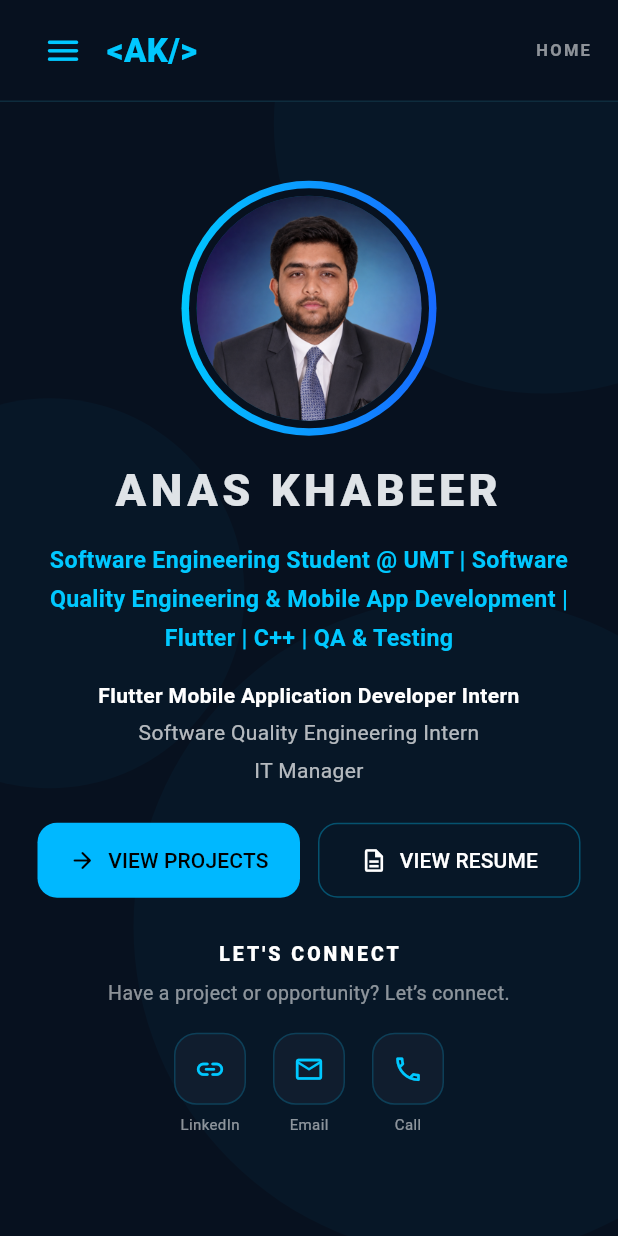
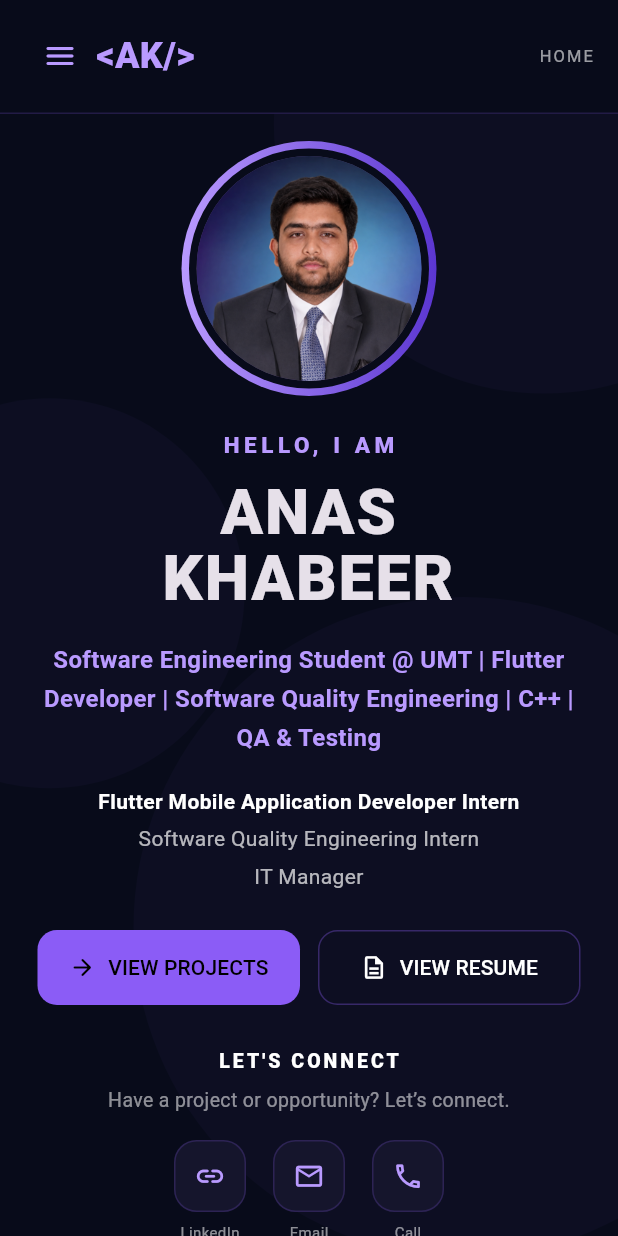
Before and after one commit to anaskhabeerr/anas-khabeer-portfolio, a Flutter app: the screen it shows after launch, on a phone screen of 412 x 824 dp. Run offline on Flutter 3.47's test engine with Material 3 defaults, Android fonts, the phone set to English and light mode, and no system bars; missing offline and left inert: syncfusion_flutter_pdfviewer; Roboto replaces fonts that are missing (Arial).

Commit message:
Update portfolio design and fix resume for web

```diff
--- a/lib/main.dart
+++ b/lib/main.dart
@@ -1,3 +1,4 @@
+import 'package:flutter/foundation.dart';
 import 'package:flutter/material.dart';
 import 'package:url_launcher/url_launcher.dart';
 import 'package:syncfusion_flutter_pdfviewer/pdfviewer.dart';
@@ -21,9 +22,9 @@ class AnasPortfolioApp extends StatelessWidget {
       theme: ThemeData(
         brightness: Brightness.dark,
         useMaterial3: true,
-        scaffoldBackgroundColor: const Color(0xFF07111F),
+        scaffoldBackgroundColor: const Color(0xFF080B1A),
         colorScheme: ColorScheme.fromSeed(
-          seedColor: const Color(0xFF00B8FF),
+          seedColor: const Color(0xFF8B5CF6),
           brightness: Brightness.dark,
         ),
         fontFamily: 'Arial',
@@ -191,56 +192,55 @@ class _PortfolioShellState extends State<PortfolioShell>
   // ==========================================================
 
   Widget _buildTopBar() {
-    return Container(
-      height: 68,
-      padding: const EdgeInsets.symmetric(horizontal: 18),
-      decoration: BoxDecoration(
-        color: const Color(0xFF07111F).withValues(alpha: 0.94),
-        border: const Border(
-          bottom: BorderSide(
-            color: Color(0x2239D9FF),
-          ),
-        ),
-      ),
-      child: Row(
-        children: [
-          Builder(
-            builder: (context) {
-              return IconButton(
-                tooltip: 'Menu',
-                onPressed: () {
-                  Scaffold.of(context).openDrawer();
-                },
-                icon: const Icon(
-                  Icons.menu_rounded,
-                  size: 27,
-                  color: Color(0xFF00C8FF),
-                ),
-              );
-            },
-          ),
-          const SizedBox(width: 5),
-          const Text(
-            '<AK/>',
-            style: TextStyle(
-              color: Color(0xFF00C8FF),
-              fontSize: 22,
-              fontWeight: FontWeight.w900,
-            ),
-          ),
-          const Spacer(),
-          Text(
-            _navItems[_selectedIndex].toUpperCase(),
-            style: const TextStyle(
-              color: Colors.white54,
-              fontSize: 11,
-              fontWeight: FontWeight.w600,
-              letterSpacing: 1.5,
-            ),
-          ),
-        ],
-      ),
-    );
+    return LayoutBuilder(builder: (context, constraints) {
+      final desktop = constraints.maxWidth >= 1050;
+      return Container(
+        height: 76,
+        padding: EdgeInsets.symmetric(horizontal: desktop ? 38 : 16),
+        decoration: BoxDecoration(
+          color: const Color(0xFF080B1A).withValues(alpha: 0.95),
+          border: const Border(bottom: BorderSide(color: Color(0x338B5CF6))),
+        ),
+        child: Row(children: [
+          if (!desktop)
+            Builder(builder: (context) => IconButton(
+              tooltip: 'Menu',
+              onPressed: () => Scaffold.of(context).openDrawer(),
+              icon: const Icon(Icons.menu_rounded, color: Color(0xFFB99AFF)),
+            )),
+          const Text('<AK/>', style: TextStyle(
+            color: Color(0xFFB99AFF), fontSize: 24, fontWeight: FontWeight.w900,
+          )),
+          if (desktop) ...[
+            const SizedBox(width: 34),
+            Expanded(child: Row(mainAxisAlignment: MainAxisAlignment.end,
+              children: List.generate(_navItems.length, (index) {
+                final selected = index == _selectedIndex;
+                return Flexible(child: Padding(
+                  padding: const EdgeInsets.symmetric(horizontal: 2),
+                  child: TextButton(
+                    onPressed: () => _openPage(index),
+                    style: TextButton.styleFrom(
+                      foregroundColor: selected ? const Color(0xFFB99AFF) : Colors.white70,
+                      padding: const EdgeInsets.symmetric(horizontal: 9, vertical: 12),
+                    ),
+                    child: FittedBox(fit: BoxFit.scaleDown,
+                      child: Text(_navItems[index], style: TextStyle(
+                        fontSize: 13, fontWeight: selected ? FontWeight.w800 : FontWeight.w500,
+                      )),
+                    ),
+                  ),
+                ));
+              }),
+            )),
+          ] else ...[
+            const Spacer(),
+            Text(_navItems[_selectedIndex].toUpperCase(),
+                style: const TextStyle(color: Colors.white60, letterSpacing: 1.4, fontSize: 11)),
+          ],
+        ]),
+      );
+    });
   }
 
   // ==========================================================
@@ -249,7 +249,7 @@ class _PortfolioShellState extends State<PortfolioShell>
 
   Widget _buildDrawer() {
     return Drawer(
-      backgroundColor: const Color(0xFF0A1728),
+      backgroundColor: const Color(0xFF111126),
       child: SafeArea(
         child: Column(
           children: [
@@ -263,13 +263,13 @@ class _PortfolioShellState extends State<PortfolioShell>
                 shape: BoxShape.circle,
                 gradient: LinearGradient(
                   colors: [
-                    Color(0xFF00C8FF),
-                    Color(0xFF1769FF),
+                    Color(0xFFB99AFF),
+                    Color(0xFF5B36D1),
                   ],
                 ),
               ),
               child: const CircleAvatar(
-                backgroundColor: Color(0xFF07111F),
+                backgroundColor: Color(0xFF080B1A),
                 backgroundImage: AssetImage(
                   'assets/profile.png',
                 ),
@@ -323,14 +323,14 @@ class _PortfolioShellState extends State<PortfolioShell>
                       leading: Icon(
                         _navIcons[index],
                         color: selected
-                            ? const Color(0xFF00C8FF)
+                            ? const Color(0xFFB99AFF)
                             : Colors.white54,
                       ),
                       title: Text(
                         _navItems[index],
                         style: TextStyle(
                           color: selected
-                              ? const Color(0xFF00C8FF)
+                              ? const Color(0xFFB99AFF)
                               : Colors.white,
                           fontWeight: selected
                               ? FontWeight.w700
@@ -341,12 +341,12 @@ class _PortfolioShellState extends State<PortfolioShell>
                           ? const Icon(
                         Icons.arrow_forward_ios_rounded,
                         size: 13,
-                        color: Color(0xFF00C8FF),
+                        color: Color(0xFFB99AFF),
                       )
                           : null,
                       selected: selected,
                       selectedTileColor:
-                      const Color(0xFF00C8FF).withValues(alpha: 0.08),
+                      const Color(0xFFB99AFF).withValues(alpha: 0.08),
                       onTap: () => _selectPage(index),
                     ),
                   );
@@ -472,13 +472,14 @@ class _HomePageState extends State<HomePage>
       context,
       MaterialPageRoute(
         builder: (context) => Scaffold(
-          backgroundColor: const Color(0xFF07111F),
+          backgroundColor: const Color(0xFF080B1A),
           appBar: AppBar(
             title: const Text('My Projects'),
-            backgroundColor: const Color(0xFF07111F),
+            backgroundColor: const Color(0xFF080B1A),
             foregroundColor: Colors.white,
             elevation: 0,
           ),
+
           body: const ProjectsPage(),
         ),
       ),
@@ -511,50 +512,17 @@ class _HomePageState extends State<HomePage>
                     child: Column(
                       mainAxisAlignment: MainAxisAlignment.center,
                       children: [
-                        _buildProfileImage(isWide),
-
-                        const SizedBox(height: 20),
-
-                        const Text(
-                          'ANAS KHABEER',
-                          textAlign: TextAlign.center,
-                          style: TextStyle(
-                            fontSize: 30,
-                            fontWeight: FontWeight.w900,
-                            letterSpacing: 3,
-                            height: 1.1,
-                          ),
-                        ),
-
-                        const SizedBox(height: 17),
-
-                        // EXACT LINKEDIN HEADLINE
-                        ConstrainedBox(
-                          constraints: const BoxConstraints(
-                            maxWidth: 680,
-                          ),
-                          child: const Text(
-                            'Software Engineering Student @ UMT | '
-                                'Software Quality Engineering & Mobile App Development | '
-                                'Flutter | C++ | QA & Testing',
-                            textAlign: TextAlign.center,
-                            style: TextStyle(
-                              color: Color(0xFF00C8FF),
-                              fontSize: 15.5,
-                              height: 1.65,
-                              fontWeight: FontWeight.w600,
-                              letterSpacing: 0.2,
-                            ),
-                          ),
-                        ),
-
-                        const SizedBox(height: 15),
-
-                        _buildRoles(),
-
-                        const SizedBox(height: 25),
-
-                        _buildMainButtons(isWide),
+                        if (isWide)
+                          Row(crossAxisAlignment: CrossAxisAlignment.center, children: [
+                            Expanded(flex: 6, child: _heroIntroduction(false)),
+                            const SizedBox(width: 44),
+                            Expanded(flex: 4, child: _buildProfileImage(true)),
+                          ])
+                        else ...[
+                          _buildProfileImage(false),
+                          const SizedBox(height: 22),
+                          _heroIntroduction(true),
+                        ],
 
                         const SizedBox(height: 28),
 
@@ -617,8 +585,33 @@ class _HomePageState extends State<HomePage>
     );
   }
 
+  Widget _heroIntroduction(bool centered) {
+    return Column(
+      crossAxisAlignment: centered ? CrossAxisAlignment.center : CrossAxisAlignment.start,
+      children: [
+        const Text('HELLO, I AM', style: TextStyle(
+          color: Color(0xFFB99AFF), fontSize: 15, fontWeight: FontWeight.w800,
+          letterSpacing: 3,
+        )),
+        const SizedBox(height: 13),
+        Text('ANAS\nKHABEER', textAlign: centered ? TextAlign.center : TextAlign.left,
+            style: TextStyle(fontSize: centered ? 42 : 64, height: 1.05,
+                fontWeight: FontWeight.w900, letterSpacing: 1.2)),
+        const SizedBox(height: 18),
+        Text('Software Engineering Student @ UMT | Flutter Developer | Software Quality Engineering | C++ | QA & Testing',
+            textAlign: centered ? TextAlign.center : TextAlign.left,
+            style: const TextStyle(color: Color(0xFFB99AFF), fontSize: 16, height: 1.65,
+                fontWeight: FontWeight.w600)),
+        const SizedBox(height: 20),
+        _buildRoles(),
+        const SizedBox(height: 26),
+        _buildMainButtons(!centered),
+      ],
+    );
+  }
+
   Widget _buildProfileImage(bool isWide) {
-    final size = isWide ? 205.0 : 170.0;
+    final size = isWide ? 295.0 : 170.0;
 
     return TweenAnimationBuilder<double>(
       tween: Tween(
@@ -641,8 +634,8 @@ class _HomePageState extends State<HomePage>
           shape: BoxShape.circle,
           gradient: LinearGradient(
             colors: [
-              Color(0xFF00C8FF),
-              Color(0xFF1769FF),
+              Color(0xFFB99AFF),
+              Color(0xFF5B36D1),
             ],
           ),
         ),
@@ -650,7 +643,7 @@ class _HomePageState extends State<HomePage>
           padding: const EdgeInsets.all(5),
           decoration: const BoxDecoration(
             shape: BoxShape.circle,
-            color: Color(0xFF07111F),
+            color: Color(0xFF080B1A),
           ),
           child: const CircleAvatar(
             backgroundImage: AssetImage(
@@ -712,7 +705,7 @@ class _HomePageState extends State<HomePage>
             ),
             label: const Text('VIEW PROJECTS'),
             style: ElevatedButton.styleFrom(
-              backgroundColor: const Color(0xFF00B8FF),
+              backgroundColor: const Color(0xFF8B5CF6),
               foregroundColor: Colors.black,
               elevation: 0,
               padding: const EdgeInsets.symmetric(
@@ -736,7 +729,7 @@ class _HomePageState extends State<HomePage>
             style: OutlinedButton.styleFrom(
               foregroundColor: Colors.white,
               side: const BorderSide(
-                color: Color(0x5500C8FF),
+                color: Color(0x558B5CF6),
               ),
               padding: const EdgeInsets.symmetric(
                 vertical: 15,
@@ -765,15 +758,15 @@ class _HomePageState extends State<HomePage>
             width: 48,
             height: 48,
             decoration: BoxDecoration(
-              color: const Color(0xFF101D2E),
+              color: const Color(0xFF15152C),
               borderRadius: BorderRadius.circular(15),
               border: Border.all(
-                color: const Color(0x3300C8FF),
+                color: const Color(0x338B5CF6),
               ),
             ),
             child: Icon(
               icon,
-              color: const Color(0xFF00C8FF),
+              color: const Color(0xFFB99AFF),
               size: 21,
             ),
           ),
@@ -814,7 +807,7 @@ class AboutPage extends StatelessWidget {
               children: const [
                 Icon(
                   Icons.person_outline_rounded,
-                  color: Color(0xFF00C8FF),
+                  color: Color(0xFFB99AFF),
                   size: 38,
                 ),
                 SizedBox(height: 18),
@@ -1215,20 +1208,50 @@ class CertificationsPage extends StatelessWidget {
 // RESUME PAGE
 // ============================================================
 
+
 class ResumePage extends StatelessWidget {
   const ResumePage({super.key});
 
+  Future<void> _openResumeInBrowser() async {
+    final uri = Uri.base.resolve('assets/assets/resume.pdf');
+
+    if (!await launchUrl(
+      uri,
+      mode: LaunchMode.externalApplication,
+      webOnlyWindowName: '_blank',
+    )) {
+      debugPrint('Could not open resume: $uri');
+    }
+  }
+
   @override
   Widget build(BuildContext context) {
-    return  Scaffold(
-      backgroundColor: Color(0xFF07111F),
-      body: SfPdfViewer.asset(
-        'assets/resume.pdf',
-      ),
-    );
-  }
-}
-
+    if (kIsWeb) {
+      return Scaffold(
+        backgroundColor: const Color(0xFF080B1A),
+        appBar: AppBar(
+          title: const Text('My Resume'),
+          backgroundColor: const Color(0xFF15152C),
+        ),
+        body: Center(
+          child: ElevatedButton.icon(
+            onPressed: _openResumeInBrowser,
+            icon: const Icon(Icons.open_in_new),
+            label: const Text('Open Resume PDF'),
+          ),
+        ),
+      );
+    }
+
+    return Scaffold(
+      backgroundColor: const Color(0xFF080B1A),
+      appBar: AppBar(
+        title: const Text('My Resume'),
+      ),
+      body: SfPdfViewer.asset('assets/resume.pdf'),
+    );
+  }
+}
 // ============================================================
 // CONTACT PAGE
 // ============================================================
@@ -1291,7 +1314,7 @@ class ContactPage extends StatelessWidget {
                 const Icon(
                   Icons.connect_without_contact_rounded,
                   size: 52,
-                  color: Color(0xFF00C8FF),
+                  color: Color(0xFFB99AFF),
                 ),
                 const SizedBox(height: 18),
                 const Text(
@@ -1356,7 +1379,7 @@ class ContactPage extends StatelessWidget {
         icon: Icon(icon, size: 18),
         label: Text(text),
         style: ElevatedButton.styleFrom(
-          backgroundColor: const Color(0xFF00B8FF),
+          backgroundColor: const Color(0xFF8B5CF6),
           foregroundColor: Colors.black,
           elevation: 0,
           padding: const EdgeInsets.symmetric(
@@ -1377,7 +1400,7 @@ class ContactPage extends StatelessWidget {
       style: OutlinedButton.styleFrom(
         foregroundColor: Colors.white,
         side: const BorderSide(
-          color: Color(0x4400C8FF),
+          color: Color(0x448B5CF6),
         ),
         padding: const EdgeInsets.symmetric(
           horizontal: 20,
@@ -1476,12 +1499,12 @@ class InfoRow extends StatelessWidget {
           Container(
             padding: const EdgeInsets.all(10),
             decoration: BoxDecoration(
-              color: const Color(0xFF00C8FF).withValues(alpha: 0.08),
+              color: const Color(0xFFB99AFF).withValues(alpha: 0.08),
               borderRadius: BorderRadius.circular(12),
             ),
             child: Icon(
               icon,
-              color: const Color(0xFF00C8FF),
+              color: const Color(0xFFB99AFF),
               size: 21,
             ),
           ),
@@ -1549,8 +1572,8 @@ class ExperienceCard extends StatelessWidget {
               decoration: BoxDecoration(
                 gradient: const LinearGradient(
                   colors: [
-                    Color(0xFF00B8FF),
-                    Color(0xFF1769FF),
+                    Color(0xFF8B5CF6),
+                    Color(0xFF5B36D1),
                   ],
                 ),
                 borderRadius: BorderRadius.circular(15),
@@ -1577,7 +1600,7 @@ class ExperienceCard extends StatelessWidget {
                   Text(
                     company,
                     style: const TextStyle(
-                      color: Color(0xFF00C8FF),
+                      color: Color(0xFFB99AFF),
                       fontWeight: FontWeight.w600,
                     ),
                   ),
@@ -1660,8 +1683,8 @@ class ProjectCard extends StatelessWidget {
                   decoration: BoxDecoration(
                     gradient: const LinearGradient(
                       colors: [
-                        Color(0xFF00B8FF),
-                        Color(0xFF1769FF),
+                        Color(0xFF8B5CF6),
+                        Color(0xFF5B36D1),
                       ],
                     ),
                     borderRadius: BorderRadius.circular(15),
@@ -1682,7 +1705,7 @@ class ProjectCard extends StatelessWidget {
             Text(
               project.subtitle.toUpperCase(),
               style: const TextStyle(
-                color: Color(0xFF00C8FF),
+                color: Color(0xFFB99AFF),
                 fontSize: 10,
                 fontWeight: FontWeight.bold,
                 letterSpacing: 1,
@@ -1725,9 +1748,9 @@ class ProjectCard extends StatelessWidget {
               ),
               label: const Text('View Details'),
               style: OutlinedButton.styleFrom(
-                foregroundColor: const Color(0xFF00C8FF),
+                foregroundColor: const Color(0xFFB99AFF),
                 side: const BorderSide(
-                  color: Color(0x6600C8FF),
+                  color: Color(0x668B5CF6),
                 ),
               ),
             ),
@@ -1746,7 +1769,7 @@ void _showProjectDialog(
     context: context,
     builder: (context) {
       return AlertDialog(
-        backgroundColor: const Color(0xFF101D2E),
+        backgroundColor: const Color(0xFF15152C),
         title: Text(project.title),
         content: SingleChildScrollView(
           child: Column(
@@ -1828,7 +1851,7 @@ class SkillCard extends StatelessWidget {
               Text(
                 '${(value * 100).round()}%',
                 style: const TextStyle(
-                  color: Color(0xFF00C8FF),
+                  color: Color(0xFFB99AFF),
                   fontWeight: FontWeight.bold,
                 ),
               ),
@@ -1851,7 +1874,7 @@ class SkillCard extends StatelessWidget {
                   backgroundColor: Colors.white10,
                   valueColor:
                   const AlwaysStoppedAnimation<Color>(
-                    Color(0xFF00B8FF),
+                    Color(0xFF8B5CF6),
                   ),
                 ),
               );
@@ -1890,12 +1913,12 @@ class EducationCard extends StatelessWidget {
             Container(
               padding: const EdgeInsets.all(15),
               decoration: BoxDecoration(
-                color: const Color(0xFF00C8FF).withValues(alpha: 0.08),
+                color: const Color(0xFFB99AFF).withValues(alpha: 0.08),
                 borderRadius: BorderRadius.circular(15),
               ),
               child: Icon(
                 icon,
-                color: const Color(0xFF00C8FF),
+                color: const Color(0xFFB99AFF),
                 size: 28,
               ),
             ),
@@ -1915,7 +1938,7 @@ class EducationCard extends StatelessWidget {
                   Text(
                     institute,
                     style: const TextStyle(
-                      color: Color(0xFF00C8FF),
+                      color: Color(0xFFB99AFF),
                       height: 1.4,
                     ),
                   ),
@@ -1965,12 +1988,12 @@ class CertificationCard extends StatelessWidget {
             Container(
               padding: const EdgeInsets.all(14),
               decoration: BoxDecoration(
-                color: const Color(0xFF00C8FF).withValues(alpha: 0.08),
+                color: const Color(0xFFB99AFF).withValues(alpha: 0.08),
                 borderRadius: BorderRadius.circular(14),
               ),
               child: Icon(
                 icon,
-                color: const Color(0xFF00C8FF),
+                color: const Color(0xFFB99AFF),
                 size: 27,
               ),
             ),
@@ -1990,7 +2013,7 @@ class CertificationCard extends StatelessWidget {
                   Text(
                     organization,
                     style: const TextStyle(
-                      color: Color(0xFF00C8FF),
+                      color: Color(0xFFB99AFF),
                     ),
                   ),
                   const SizedBox(height: 5),
@@ -2069,10 +2092,10 @@ Widget _glassCard({
     width: double.infinity,
     padding: padding,
     decoration: BoxDecoration(
-      color: const Color(0xFF101D2E).withValues(alpha: 0.82),
+      color: const Color(0xFF15152C).withValues(alpha: 0.82),
       borderRadius: BorderRadius.circular(22),
       border: Border.all(
-        color: const Color(0x2200C8FF),
+        color: const Color(0x228B5CF6),
       ),
       boxShadow: [
         BoxShadow(
@@ -2132,7 +2155,7 @@ class BackgroundPainter extends CustomPainter {
   @override
   void paint(Canvas canvas, Size size) {
     final paint = Paint()
-      ..color = const Color(0xFF00B8FF).withValues(alpha: 0.035)
+      ..color = const Color(0xFF8B5CF6).withValues(alpha: 0.035)
       ..style = PaintingStyle.fill;
 
     canvas.drawCircle(
```
